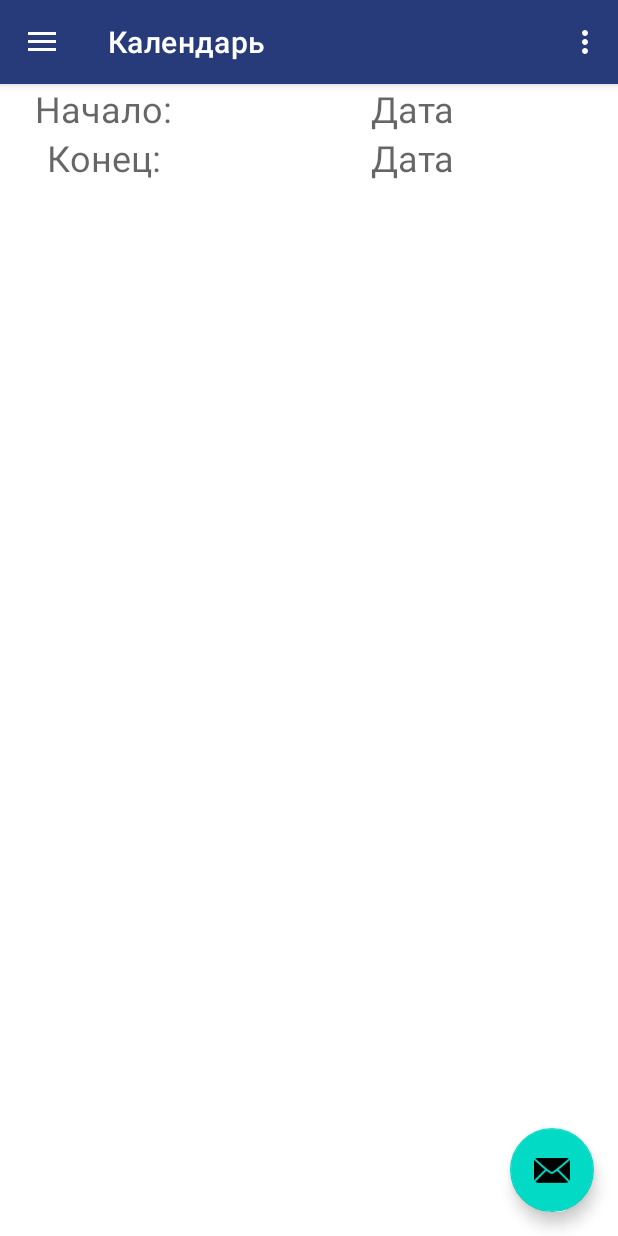
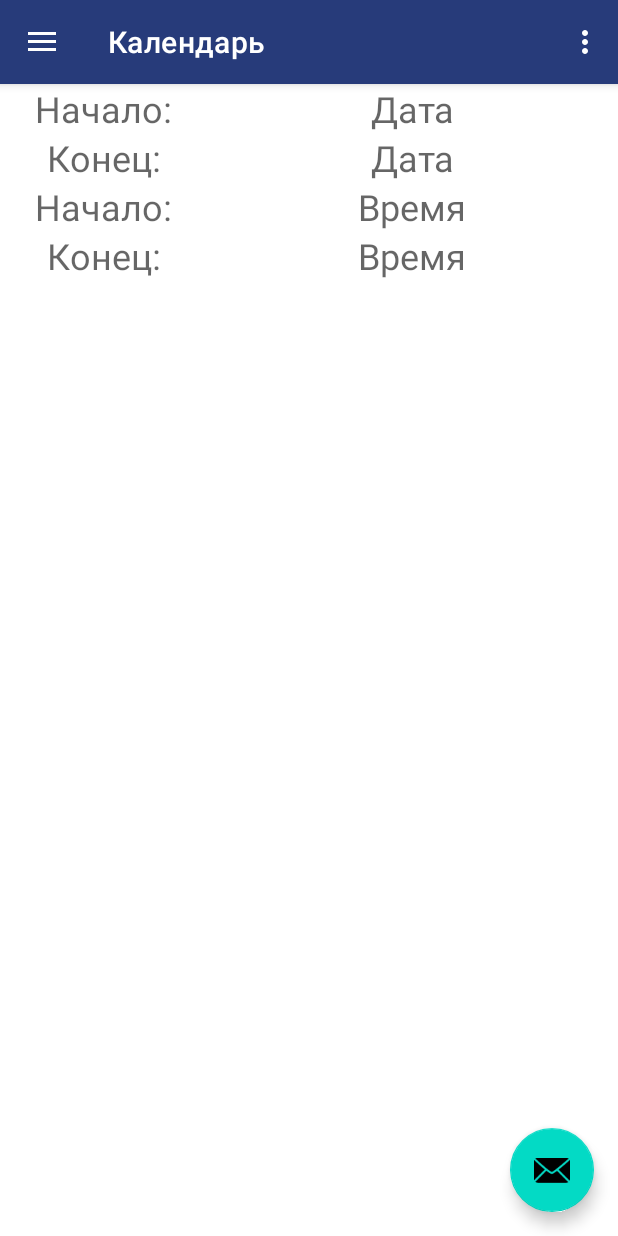
Before and after one commit to TarkoAnna/MyPill2, an Android app: the screen it shows after launch (MainActivity), in the side drawer, after a tap on "Календарь", on a phone screen of 412 x 824 dp. Run offline under Robolectric (Android 15) with nearby library versions, the phone set to English and light mode, and no system bars; our stand-ins replace navigation-ui.

Commit message:
add time + error save time

```diff
--- a/app/src/main/java/com/diplom/mypill2/ui/calendar/CalendarFragment.java
+++ b/app/src/main/java/com/diplom/mypill2/ui/calendar/CalendarFragment.java
@@ -1,12 +1,14 @@
 package com.diplom.mypill2.ui.calendar;
 
 import android.app.DatePickerDialog;
+import android.app.TimePickerDialog;
 import android.os.Bundle;
 import android.view.LayoutInflater;
 import android.view.View;
 import android.view.ViewGroup;
 import android.widget.DatePicker;
 import android.widget.TextView;
+import android.widget.TimePicker;
 
 import androidx.annotation.NonNull;
 import androidx.fragment.app.Fragment;
@@ -14,6 +16,7 @@ import androidx.fragment.app.Fragment;
 import com.diplom.mypill2.R;
 import com.diplom.mypill2.databinding.FragmentCalendarBinding;
 
+import java.text.DateFormat;
 import java.util.Calendar;
 
 public class CalendarFragment extends Fragment {
@@ -21,6 +24,11 @@ public class CalendarFragment extends Fragment {
     private @NonNull FragmentCalendarBinding binding;
     private TextView textViewFirstDate;
     private TextView textViewSecondDate;
+    private TextView textViewFirstTime;
+    private TextView textViewSecondTime;
+
+    private int tHour;
+    private int tMinute;
 
     public View onCreateView(@NonNull LayoutInflater inflater, ViewGroup container, Bundle savedInstanceState) {
         binding = FragmentCalendarBinding.inflate(inflater, container, false);
@@ -28,6 +36,8 @@ public class CalendarFragment extends Fragment {
 
         textViewFirstDate = view.findViewById(R.id.text_view_first_date);
         textViewSecondDate = view.findViewById(R.id.text_view_second_date);
+        textViewFirstTime = view.findViewById(R.id.text_view_first_time);
+        textViewSecondTime = view.findViewById(R.id.text_view_second_time);
         Calendar calendar = Calendar.getInstance();
         final int year = calendar.get(Calendar.YEAR);
         final int month = calendar.get(Calendar.MONTH);
@@ -65,6 +75,44 @@ public class CalendarFragment extends Fragment {
             }
         });
 
+        textViewFirstTime.setOnClickListener(new View.OnClickListener() {
+            @Override
+            public void onClick(View v) {
+                TimePickerDialog timePickerDialog = new TimePickerDialog(getContext(),
+                        new TimePickerDialog.OnTimeSetListener() {
+                            @Override
+                            public void onTimeSet(TimePicker view, int hourOfDay, int minute) {
+                                tHour = hourOfDay;
+                                tMinute = minute;
+                                Calendar calendar1 = Calendar.getInstance();
+                                calendar1.set(0, 0, 0, tHour, tMinute);
+                                textViewFirstTime.setText(DateFormat.getInstance().format(calendar1));
+                            }
+                        }, 24, 0, true);
+                timePickerDialog.updateTime(tHour, tMinute);
+                timePickerDialog.show();
+            }
+        });
+
+        textViewSecondTime.setOnClickListener(new View.OnClickListener() {
+            @Override
+            public void onClick(View v) {
+                TimePickerDialog timePickerDialog = new TimePickerDialog(getContext(),
+                        new TimePickerDialog.OnTimeSetListener() {
+                            @Override
+                            public void onTimeSet(TimePicker view, int hourOfDay, int minute) {
+                                tHour = hourOfDay;
+                                tMinute = minute;
+                                Calendar calendar1 = Calendar.getInstance();
+                                calendar1.set(0, 0, 0, tHour, tMinute);
+                                textViewSecondTime.setText(DateFormat.getInstance().format(calendar1));
+                            }
+                        }, 24, 0, true);
+                timePickerDialog.updateTime(tHour, tMinute);
+                timePickerDialog.show();
+            }
+        });
+
         return view;
     }
 
--- a/app/src/main/res/layout/fragment_calendar.xml
+++ b/app/src/main/res/layout/fragment_calendar.xml
@@ -57,4 +57,54 @@
 
     </LinearLayout>
 
+    <LinearLayout
+        android:layout_width="match_parent"
+        android:layout_height="wrap_content"
+        android:orientation="horizontal">
+
+        <TextView
+            android:id="@+id/text_view_first_time_text"
+            android:layout_width="match_parent"
+            android:layout_height="wrap_content"
+            android:layout_weight="2"
+            android:textSize="24dp"
+            android:textAlignment="center"
+            android:hint="Начало:" />
+
+        <TextView
+            android:id="@+id/text_view_first_time"
+            android:layout_width="match_parent"
+            android:layout_height="wrap_content"
+            android:layout_weight="1"
+            android:textSize="24dp"
+            android:textAlignment="center"
+            android:hint="Время" />
+
+    </LinearLayout>
+
+    <LinearLayout
+        android:layout_width="match_parent"
+        android:layout_height="wrap_content"
+        android:orientation="horizontal">
+
+        <TextView
+            android:id="@+id/text_view_second_time_text"
+            android:layout_width="match_parent"
+            android:layout_height="wrap_content"
+            android:layout_weight="2"
+            android:textSize="24dp"
+            android:textAlignment="center"
+            android:hint="Конец:" />
+
+        <TextView
+            android:id="@+id/text_view_second_time"
+            android:layout_width="match_parent"
+            android:layout_height="wrap_content"
+            android:layout_weight="1"
+            android:textSize="24dp"
+            android:textAlignment="center"
+            android:hint="Время" />
+
+    </LinearLayout>
+
 </LinearLayout>
```
Lines whose indentation alone changed are shown as unchanged.
